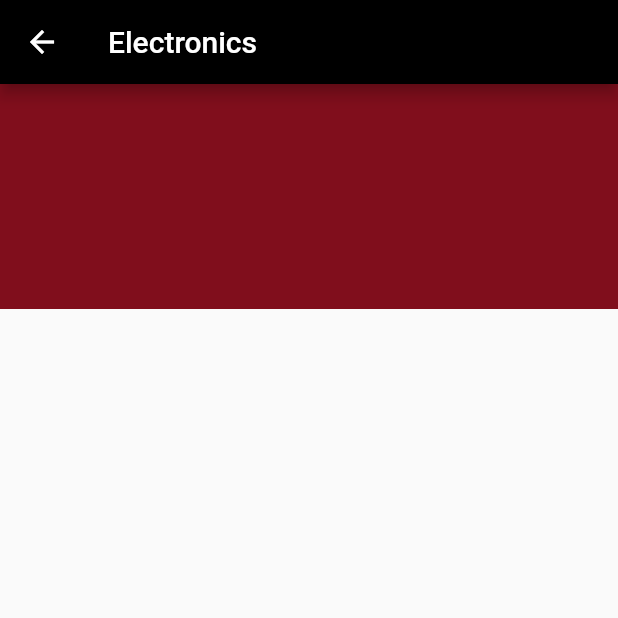
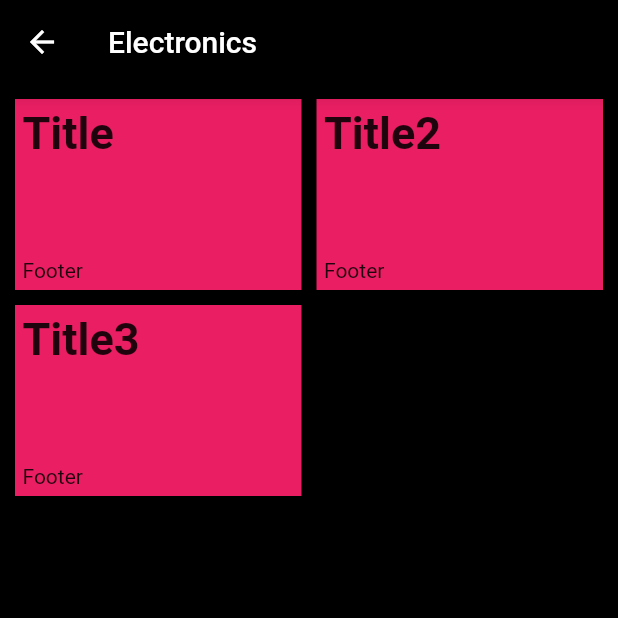
Before and after one commit to WaltDeyzel/Project-Time-Tracker, a Flutter app: the screen it shows after launch, after a tap on "Electronics", on a phone screen of 412 x 824 dp, the top half of it. Run offline on Flutter 3.47's test engine with Material 2 defaults, Android fonts, the phone set to English and light mode, and no system bars.

Commit message:
Bug fixes and displaying sub projects for each module.

```diff
--- a/lib/main.dart
+++ b/lib/main.dart
@@ -21,9 +21,9 @@ class MyApp extends StatelessWidget {
           backgroundColor: Colors.black,
           primaryColor: Color.fromARGB(0xFF, 128, 14, 28),),
         title: "Title",
-        home: ProjectsScreen(),
+        home: ModulesScreen(),
         routes: {
-          ProjectScreen.routeName: (ctx) => ProjectScreen(),
+          ModuleScreen.routeName: (ctx) => ModuleScreen(),
         },
       ),
     );
--- a/lib/models/module.dart
+++ b/lib/models/module.dart
@@ -1,11 +1,17 @@
 import 'package:flutter/material.dart';
+import '../models/project.dart';
 
 class Module with ChangeNotifier{
   final String id;
   final String title;
   double time;
   int numberOfSubProjects;
-  List<Module> projects;
+  List<Project> _subProjects = [
+    Project(id: "B", title: "Title"),
+    Project(id: "B2", title: "Title2"),
+    Project(id: "B3", title: "Title3"),
+
+    ];
 
   Module({
     @required this.id,
@@ -13,4 +19,8 @@ class Module with ChangeNotifier{
     this.time = 0,
     this.numberOfSubProjects= 0,
   });
+
+  List<Project> getSubProjects(){
+    return _subProjects;
+  }
 }
--- a/lib/models/modules.dart
+++ b/lib/models/modules.dart
@@ -23,9 +23,4 @@ class Modules with ChangeNotifier{
   Module findModuleById(String projectId){
     return _items.firstWhere((element) => element.id == projectId);
   }
-
-  List<Module> findsubModuleListById(String projectId){
-    return _items.firstWhere((element) => element.id == projectId).projects;
-  }
-
 }
--- /dev/null
+++ b/lib/models/project.dart
@@ -0,0 +1,15 @@
+import 'package:flutter/material.dart';
+import 'time_stamps.dart';
+
+class Project with ChangeNotifier{
+  final String id;
+  final String title;
+  double time;
+  List<TimeStamps> records  = [];
+
+  Project({
+    @required this.id,
+    @required this.title,
+    this.time = 0,
+  });
+}
--- /dev/null
+++ b/lib/models/time_stamps.dart
@@ -0,0 +1,15 @@
+import 'package:flutter/material.dart';
+
+class TimeStamps with ChangeNotifier{
+  final String id;
+  final DateTime startTime;
+  final DateTime endTime;
+  final String note;
+
+  TimeStamps({
+    @required this.id,
+    @required this.startTime,
+    @required this.endTime,
+    @required this.note,
+  });
+}
--- a/lib/screens/module_screen.dart
+++ b/lib/screens/module_screen.dart
@@ -2,27 +2,23 @@ import 'package:flutter/material.dart';
 import 'package:provider/provider.dart';
 
 import '../models/modules.dart';
+import '../widgets/projects_grid.dart';
 
-class ProjectScreen extends StatelessWidget {
-  static const routeName = '/project';
+class ModuleScreen extends StatelessWidget {
+  static const routeName = '/module';
 
   @override
   Widget build(BuildContext context) {
     final projectId = ModalRoute.of(context).settings.arguments as String;
-    final selectedProject = Provider.of<Modules>(context).findModuleById(projectId);
+    final selectedModule =
+        Provider.of<Modules>(context).findModuleById(projectId);
     return Scaffold(
-      appBar: AppBar(title: Text(selectedProject.title),
-      backgroundColor: Theme.of(context).backgroundColor,),
-      body: Column(
-        children: <Widget>[
-          Container(
-            width: double.infinity,
-            height: 150,
-            color: Theme.of(context).primaryColor,
-          ),
-
-        ],
+      appBar: AppBar(
+        title: Text(selectedModule.title),
+        backgroundColor: Theme.of(context).backgroundColor,
       ),
+      body: ProjectsGrid(selectedModule.getSubProjects()),
+      backgroundColor: Colors.black,
     );
   }
 }
--- a/lib/screens/modules_screen.dart
+++ b/lib/screens/modules_screen.dart
@@ -5,12 +5,12 @@ import '../models/modules.dart';
 import '../widgets/module_tile.dart';
 import '../widgets/add_module.dart';
 
-class ProjectsScreen extends StatefulWidget {
+class ModulesScreen extends StatefulWidget {
   @override
-  _ProjectsScreenState createState() => _ProjectsScreenState();
+  _ModulesScreenState createState() => _ModulesScreenState();
 }
 
-class _ProjectsScreenState extends State<ProjectsScreen> {
+class _ModulesScreenState extends State<ModulesScreen> {
   void _addProject(BuildContext context) {
     showModalBottomSheet(
         context: context,
@@ -34,7 +34,7 @@ class _ProjectsScreenState extends State<ProjectsScreen> {
       backgroundColor: Theme.of(context).backgroundColor,
       body: Padding(
         padding: EdgeInsets.all(10),
-        child: projectData.items.length < 0
+        child: projectData.items.length == 0
             ? Text('Add some projects')
             : ListView.builder(
                 itemCount: projectData.items.length,
@@ -43,7 +43,7 @@ class _ProjectsScreenState extends State<ProjectsScreen> {
                     children: <Widget>[
                       GestureDetector(
                         onTap: () {
-                          Navigator.of(context).pushNamed(ProjectScreen.routeName, arguments: projectData.items[index].id);
+                          Navigator.of(context).pushNamed(ModuleScreen.routeName, arguments: projectData.items[index].id);
                         },
                         child: ProjectTile(
                           projectData.items[index].id,
--- /dev/null
+++ b/lib/widgets/projects_grid.dart
@@ -0,0 +1,29 @@
+import 'package:flutter/material.dart';
+import 'package:provider/provider.dart';
+
+import '../models/project.dart';
+import './projects_grid_tile.dart';
+
+class ProjectsGrid extends StatelessWidget {
+
+  final List<Project> projects;
+  ProjectsGrid(this.projects);
+
+  @override
+  Widget build(BuildContext context) {
+    return GridView.builder(
+      padding: const EdgeInsets.all(10),
+      itemCount: projects.length,
+      gridDelegate: SliverGridDelegateWithFixedCrossAxisCount(
+        crossAxisCount: 2,
+        childAspectRatio: 3 / 2,
+        crossAxisSpacing: 10,
+        mainAxisSpacing: 10,
+      ),
+      itemBuilder: (ctx, i) => ChangeNotifierProvider.value( // Use .value when dealing with lists or grids. When re using a existing object.
+        value: projects[i], //change create to value if using .vlaue {It fixes bugs when widgets are off screen.}
+        child: ProjectsGridTile(projects[i]),
+      ),
+    );
+  }
+}
--- /dev/null
+++ b/lib/widgets/projects_grid_tile.dart
@@ -0,0 +1,25 @@
+import 'package:flutter/material.dart';
+import '../models/project.dart';
+
+class ProjectsGridTile extends StatelessWidget {
+  final Project project;
+  ProjectsGridTile(this.project);
+  @override
+  Widget build(BuildContext context) {
+    return Container(
+      color: Colors.pink,
+      child: GridTile(
+        child: Container(
+          margin: EdgeInsets.only(left: 5, top: 5),
+          child: Text(
+            project.title,
+            style: TextStyle(fontSize: 30, fontWeight: FontWeight.w700),
+          ),
+        ),
+        footer: Container(
+          margin: EdgeInsets.only(bottom: 5, left: 5),
+          child: Text("Footer")),
+      ),
+    );
+  }
+}
```
